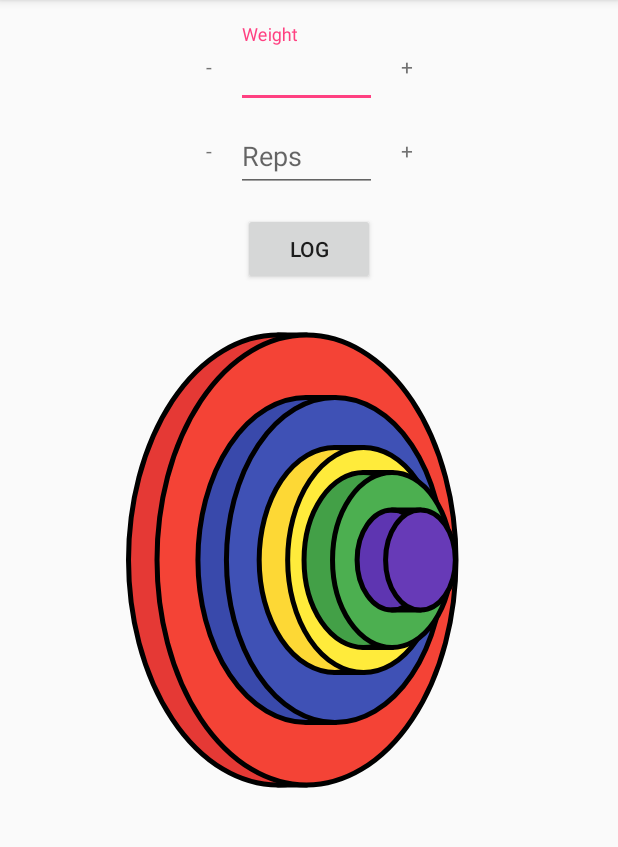
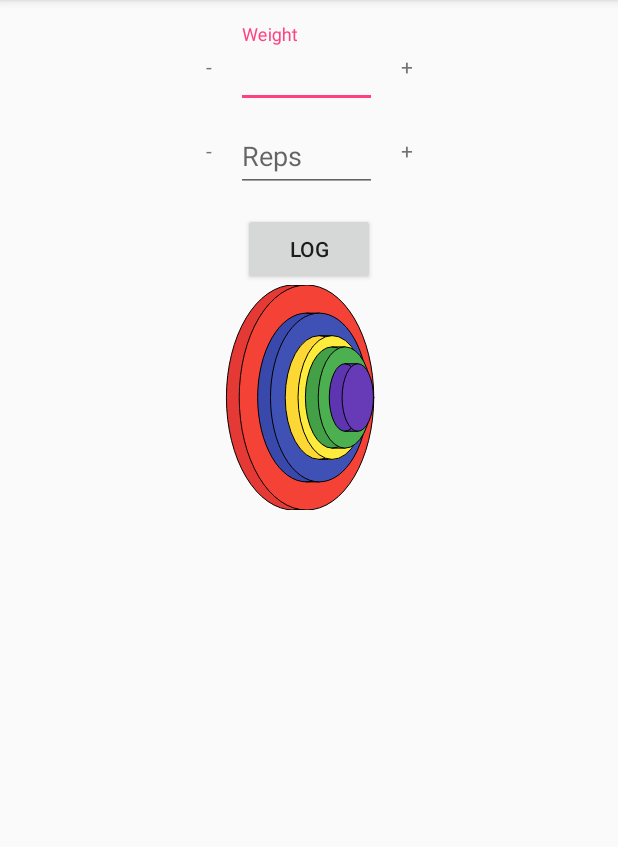
Before and after one commit to dipernaa/Lifts, an Android app: the LiftActivity screen opened directly, with no data from a screen before it, on a phone screen of 412 x 824 dp, the part 84-931 px from its top. Run offline under Robolectric (Android 15) with nearby library versions, the phone set to English and light mode, and no system bars; our stand-ins replace RxJava; libraries missing offline, so code that uses them is left out: com.jakewharton.rxbinding2, com.xwray.groupie, jp.wasabeef.recyclerview; 11 statements that could not run were skipped.

Commit message:
more stuff
Summary:

Reviewers:

Maniphest Tasks:

Reviewed By:

Differential Revision:

```diff
--- a/app/src/main/java/connorhenke/com/lifts/LiftActivity.java
+++ b/app/src/main/java/connorhenke/com/lifts/LiftActivity.java
@@ -2,10 +2,14 @@ package connorhenke.com.lifts;
 
 import android.content.Context;
 import android.content.Intent;
+import android.content.res.Resources;
 import android.os.Bundle;
 import android.support.design.widget.TextInputLayout;
 import android.support.v7.app.AppCompatActivity;
+import android.support.v7.widget.LinearLayoutManager;
+import android.support.v7.widget.RecyclerView;
 import android.util.Log;
+import android.view.animation.DecelerateInterpolator;
 import android.widget.Button;
 import android.widget.EditText;
 import android.widget.TextView;
@@ -13,6 +17,7 @@ import android.widget.TextView;
 import com.jakewharton.rxbinding2.support.design.widget.RxTextInputLayout;
 import com.jakewharton.rxbinding2.view.RxView;
 import com.jakewharton.rxbinding2.widget.RxTextView;
+import com.xwray.groupie.GroupAdapter;
 
 import java.util.Date;
 import java.util.List;
@@ -25,10 +30,13 @@ import io.reactivex.android.schedulers.AndroidSchedulers;
 import io.reactivex.functions.Consumer;
 import io.reactivex.functions.Function;
 import io.reactivex.schedulers.Schedulers;
+import jp.wasabeef.recyclerview.animators.FadeInUpAnimator;
 
 public class LiftActivity extends AppCompatActivity {
 
     @Inject AppDatabase db;
+
+    private GroupAdapter adapter;
 
     public static Intent getIntent(Context context, long liftId) {
         Intent intent = new Intent(context, LiftActivity.class);
@@ -43,6 +51,12 @@ public class LiftActivity extends AppCompatActivity {
 
         ((LiftApplication) getApplication()).getComponent().inject(this);
 
+        adapter = new GroupAdapter();
+        RecyclerView recyclerView = findViewById(R.id.lift_history);
+        recyclerView.setItemAnimator(new FadeInUpAnimator(new DecelerateInterpolator()));
+        recyclerView.setLayoutManager(new LinearLayoutManager(this));
+        recyclerView.setAdapter(adapter);
+
         final long liftId = getIntent().getLongExtra("LIFT_ID", 0);
         db.liftDao().getLift(liftId)
                 .subscribeOn(Schedulers.io())
@@ -56,11 +70,14 @@ public class LiftActivity extends AppCompatActivity {
 
         db.setDao().getSets(liftId)
                 .subscribeOn(Schedulers.io())
+                .observeOn(Schedulers.io())
+                .observeOn(AndroidSchedulers.mainThread())
                 .subscribe(new Consumer<List<Set>>() {
                     @Override
                     public void accept(List<Set> sets) throws Exception {
+                        adapter.clear();
                         for (Set set : sets) {
-                            Log.d("SET", "" + set.getWeight());
+                            adapter.add(new SetItem(set));
                         }
                     }
                 });
@@ -95,7 +112,6 @@ public class LiftActivity extends AppCompatActivity {
 
         RxView.clicks(weightDown)
                 .subscribeOn(AndroidSchedulers.mainThread())
-                .observeOn(Schedulers.computation())
                 .map(new Function<Object, Integer>() {
                     @Override
                     public Integer apply(Object o) throws Exception {
@@ -116,11 +132,14 @@ public class LiftActivity extends AppCompatActivity {
 
         RxView.clicks(weightUp)
                 .subscribeOn(AndroidSchedulers.mainThread())
-                .observeOn(Schedulers.computation())
                 .map(new Function<Object, Integer>() {
                     @Override
                     public Integer apply(Object o) throws Exception {
                         try {
+                            if (weight.getEditText().getText().toString().length() == 0) {
+                                weight.getEditText().setText("" + 5);
+                                return 5;
+                            }
                             Integer num = Integer.parseInt(weight.getEditText().getText().toString()) + 5;
                             weight.getEditText().setText("" + num);
                             return num;
@@ -141,7 +160,6 @@ public class LiftActivity extends AppCompatActivity {
 
         RxView.clicks(repsDown)
                 .subscribeOn(AndroidSchedulers.mainThread())
-                .observeOn(Schedulers.computation())
                 .map(new Function<Object, Integer>() {
                     @Override
                     public Integer apply(Object o) throws Exception {
@@ -162,11 +180,14 @@ public class LiftActivity extends AppCompatActivity {
 
         RxView.clicks(repsUp)
                 .subscribeOn(AndroidSchedulers.mainThread())
-                .observeOn(Schedulers.computation())
                 .map(new Function<Object, Integer>() {
                     @Override
                     public Integer apply(Object o) throws Exception {
                         try {
+                            if (reps.getEditText().getText().toString().length() == 0) {
+                                reps.getEditText().setText("" + 1);
+                                return 1;
+                            }
                             Integer num = Integer.parseInt(reps.getEditText().getText().toString()) + 1;
                             reps.getEditText().setText("" + num);
                             return num;
--- a/app/src/main/java/connorhenke/com/lifts/WeightView.java
+++ b/app/src/main/java/connorhenke/com/lifts/WeightView.java
@@ -8,6 +8,7 @@ import android.graphics.Path;
 import android.graphics.RectF;
 import android.support.annotation.Nullable;
 import android.util.AttributeSet;
+import android.util.Log;
 import android.view.SurfaceView;
 import android.view.View;
 
@@ -86,16 +87,13 @@ public class WeightView extends View {
         tens = 1;
         fives = 1;
         twopointfives = 1;
-
-        viewHeight = 600;
-        viewWidth = 600;
-        calculateTotalWidth();
     }
 
     private void calculateTotalWidth() {
+        float height = getHeight(); // 500f
+        float width = height * 0.65496f; // 327.48f
         totalWidth = 0f;
 
-        float width = 327.48f;
         if (fourfives > 0) {
             float offset = width * 0.087f;
             totalWidth += width + offset + 5f;
@@ -157,19 +155,18 @@ public class WeightView extends View {
 
         twopointfives = pounds / 5;
 
-        calculateTotalWidth();
         invalidate();
     }
 
-    private void drawPlate(Paint paint, Canvas canvas, float height, int frontColor, int backColor, float offset, int i, float width, float plateHeight, float plateWidth) {
+    private void drawPlate(Paint paint, Canvas canvas, int frontColor, int backColor, float offset, int i, float width, float plateHeight, float plateWidth) {
         float plateOffset = offset * i;
-        float centeringHeightOffset = (viewHeight - height) / 2;
-        float centeringWidthOffset = (viewWidth - totalWidth) / 2;
+        float centeringHeightOffset = (getHeight() - getHeight()) / 2;
+        float centeringWidthOffset = (getWidth() - totalWidth) / 2;
 
         // Draw back of plate
         paint.setColor(backColor);
         paint.setStyle(Paint.Style.FILL);
-        float top = (height - plateHeight) / 2 + centeringHeightOffset;
+        float top = (getHeight() - plateHeight) / 2 + centeringHeightOffset;
         float bottom = top + plateHeight - centeringHeightOffset;
         float left = (width - plateWidth) / 2 + centeringWidthOffset;
         float right = left + plateWidth;
@@ -196,31 +193,33 @@ public class WeightView extends View {
 
     @Override
     protected void onDraw(Canvas canvas) {
+        calculateTotalWidth();
+        paint.setAntiAlias(true);
         paint.setStyle(Paint.Style.FILL);
-        paint.setStrokeWidth(5f);
+        paint.setStrokeWidth(1f);
         paint.setStrokeCap(Paint.Cap.ROUND);
-        float height = 500f;
-        float width = 327.48f;
+        float height = getHeight(); // 500f
+        float width = height * 0.65496f; // 327.48f
         float offset = width * 0.087f;
 
         for(int i = 0; i < fourfives; i++) {
-            drawPlate(paint, canvas, height, front45, back45, offset, i, width, height, width);
+            drawPlate(paint, canvas, front45, back45, offset, i, width, height, width);
         }
 
         for(int i = 0; i < twofives; i++) {
-            drawPlate(paint, canvas, height, front25, back25, offset, i + fourfives, width, height * 0.75f, width * 0.75f);
+            drawPlate(paint, canvas, front25, back25, offset, i + fourfives, width, height * 0.75f, width * 0.75f);
         }
 
         for(int i = 0; i < tens; i++) {
-            drawPlate(paint, canvas, height, front10, back10, offset, i + fourfives + twofives, width, height * 0.55f, width * 0.55f);
+            drawPlate(paint, canvas, front10, back10, offset, i + fourfives + twofives, width, height * 0.55f, width * 0.55f);
         }
 
         for(int i = 0; i < fives; i++) {
-            drawPlate(paint, canvas, height, front5, back5, offset, i + fourfives + twofives + tens, width, height * 0.45f, width * 0.45f);
+            drawPlate(paint, canvas, front5, back5, offset, i + fourfives + twofives + tens, width, height * 0.45f, width * 0.45f);
         }
 
         for(int i = 0; i < twopointfives; i++) {
-            drawPlate(paint, canvas, height, front2point5, back2point5, offset, i + fourfives + twofives + tens + fives, width, height * 0.3f, width * 0.3f);
+            drawPlate(paint, canvas, front2point5, back2point5, offset, i + fourfives + twofives + tens + fives, width, height * 0.3f, width * 0.3f);
         }
     }
 }
--- a/app/src/main/res/layout/activity_lift.xml
+++ b/app/src/main/res/layout/activity_lift.xml
@@ -1,8 +1,12 @@
 <?xml version="1.0" encoding="utf-8"?>
-<android.support.constraint.ConstraintLayout xmlns:android="http://schemas.android.com/apk/res/android"
+<ScrollView xmlns:android="http://schemas.android.com/apk/res/android"
     xmlns:app="http://schemas.android.com/apk/res-auto"
     android:layout_width="match_parent"
     android:layout_height="match_parent">
+
+    <android.support.constraint.ConstraintLayout
+        android:layout_width="match_parent"
+        android:layout_height="wrap_content">
 
         <TextView
             android:id="@+id/lift_weight_down"
@@ -14,7 +18,7 @@
             app:layout_constraintTop_toTopOf="@+id/lift_weight_edit_text"
             app:layout_constraintBottom_toBottomOf="@+id/lift_weight_edit_text"
             app:layout_constraintHorizontal_chainStyle="packed"
-        android:background="?attr/selectableItemBackground"
+            android:background="?android:attr/selectableItemBackground"
             android:layout_width="wrap_content"
             android:layout_height="wrap_content" />
 
@@ -46,7 +50,7 @@
             android:clickable="true"
             android:padding="16dp"
             android:text="+"
-        android:background="?attr/selectableItemBackground"
+            android:background="?android:attr/selectableItemBackground"
             android:layout_width="wrap_content"
             android:layout_height="wrap_content" />
 
@@ -60,7 +64,7 @@
             app:layout_constraintTop_toTopOf="@+id/lift_reps_edit_text"
             app:layout_constraintBottom_toBottomOf="@+id/lift_reps_edit_text"
             app:layout_constraintHorizontal_chainStyle="packed"
-        android:background="?attr/selectableItemBackground"
+            android:background="?android:attr/selectableItemBackground"
             android:layout_width="wrap_content"
             android:layout_height="wrap_content" />
 
@@ -91,7 +95,7 @@
             android:clickable="true"
             android:padding="16dp"
             android:text="+"
-        android:background="?attr/selectableItemBackground"
+            android:background="?android:attr/selectableItemBackground"
             android:layout_width="wrap_content"
             android:layout_height="wrap_content" />
 
@@ -110,7 +114,18 @@
             app:layout_constraintTop_toBottomOf="@id/lift_log"
             app:layout_constraintLeft_toLeftOf="parent"
             app:layout_constraintRight_toRightOf="parent"
-        android:layout_width="600px"
-        android:layout_height="600px" />
+            android:layout_width="match_parent"
+            android:layout_height="150dp" />
+
+        <android.support.v7.widget.RecyclerView
+            android:id="@+id/lift_history"
+            app:layout_constraintTop_toBottomOf="@id/lift_weight_plates"
+            app:layout_constraintLeft_toLeftOf="parent"
+            app:layout_constraintRight_toRightOf="parent"
+            android:layout_width="match_parent"
+            android:layout_height="wrap_content">
+
+        </android.support.v7.widget.RecyclerView>
 
     </android.support.constraint.ConstraintLayout>
+</ScrollView>
--- a/build.gradle
+++ b/build.gradle
@@ -9,7 +9,7 @@ buildscript {
         google()
     }
     dependencies {
-        classpath 'com.android.tools.build:gradle:3.0.0'
+        classpath 'com.android.tools.build:gradle:3.0.1'
 //        classpath "org.jetbrains.kotlin:kotlin-gradle-plugin:$kotlin_version"
 
         // NOTE: Do not place your application dependencies here; they belong
```
Also changed, not shown: app/build.gradle (+7 -7 lines), app/src/main/java/connorhenke/com/lifts/SetDao.java (+8 -0 lines), app/src/main/java/connorhenke/com/lifts/SetItem.java (added, +32 -0 lines), app/src/main/java/connorhenke/com/lifts/Spotter.java (added, +17 -0 lines), app/src/main/res/layout/list_set.xml (added, +31 -0 lines). Lines whose indentation alone changed are shown as unchanged.
